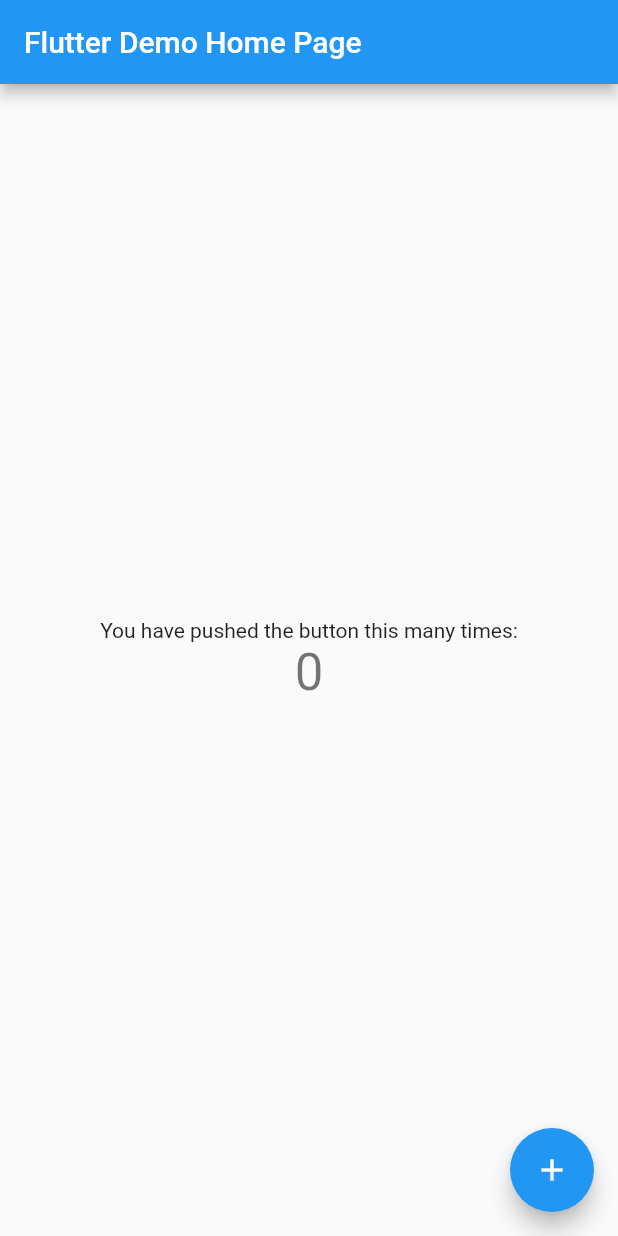
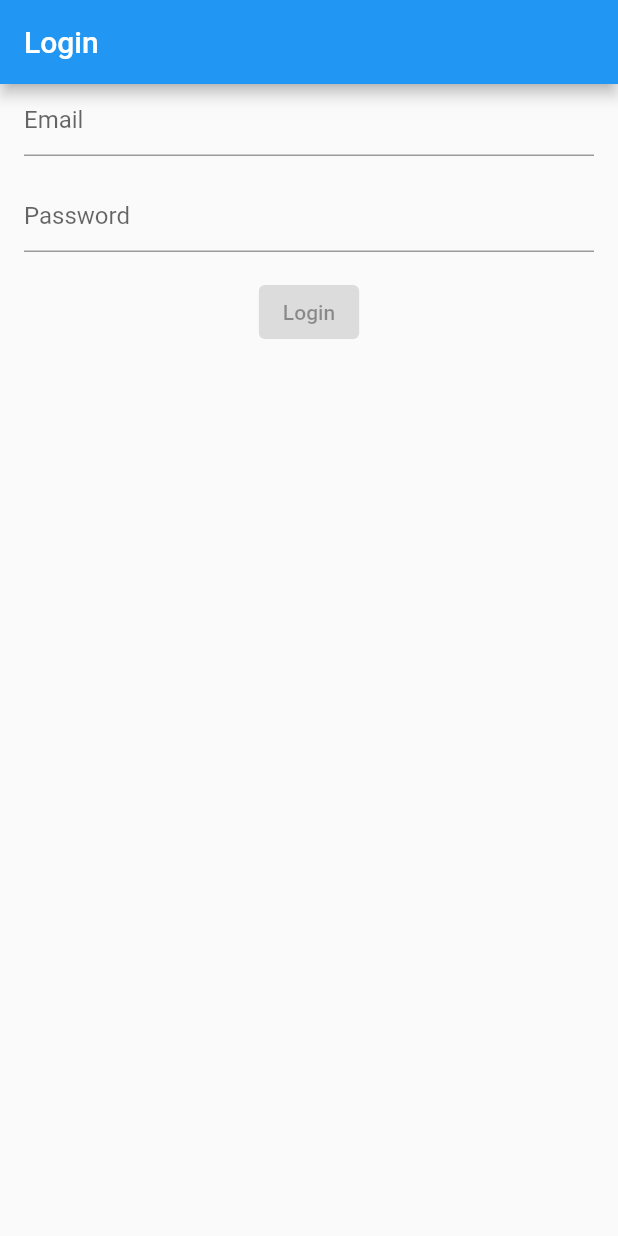
Before and after one commit to alikhaleghi76/country-list, a Flutter app: the screen it shows after launch, on a phone screen of 412 x 824 dp. Run offline on Flutter 3.47's test engine with Material 2 defaults, Android fonts, the phone set to English and light mode, and no system bars; our stand-ins replace equatable, flutter_bloc, get_it.

Commit message:
Implement login screen

```diff
--- /dev/null
+++ b/assets/json/users.json
@@ -0,0 +1 @@
+[{"username":"mina","email":"mina@gmail.com","state":"enable"},{"username":"arash","email":"arash@gmail.com","state":"disable"},{"username":"sara","email":"sara@gmail.com","state":"disable"},{"username":"milad","email":"milad@gmail.com","state":"enable"}]
--- /dev/null
+++ b/lib/core/config/consts.dart
@@ -0,0 +1,3 @@
+class Consts {
+  static const buttonLoadingSize = 20.0;
+}
--- /dev/null
+++ b/lib/core/di/locator.dart
@@ -0,0 +1,13 @@
+import 'package:country_list/feature/login/data/repository/local_repository_impl.dart';
+import 'package:country_list/feature/login/domain/repository/local_repository.dart';
+import 'package:get_it/get_it.dart';
+
+final locator = GetIt.instance;
+
+Future<void> initializeDependencies() async {
+
+  locator.registerSingleton<LocalRepository>(
+    LocalRepositoryImpl(),
+  );
+
+}
--- /dev/null
+++ b/lib/core/router/routes.dart
@@ -0,0 +1,27 @@
+import 'package:country_list/core/di/locator.dart';
+import 'package:country_list/feature/country_list/presentation/screen/country_list_screen.dart';
+import 'package:country_list/feature/login/domain/repository/local_repository.dart';
+import 'package:country_list/feature/login/presentation/cubit/login/login_cubit.dart';
+import 'package:country_list/feature/login/presentation/screen/login/login_screen.dart';
+import 'package:flutter/material.dart';
+import 'package:flutter_bloc/flutter_bloc.dart';
+
+class Routes{
+
+  static const login = "/";
+  static const countryList = "/countryList";
+
+  Widget getScreen(String route) {
+    switch (route) {
+      case Routes.login:
+        return BlocProvider(
+            create: (_) => LoginCubit(locator<LocalRepository>()),
+            child: const LoginScreen());
+      case Routes.countryList:
+        return const CountryListScreen();
+      default:
+        return Container();
+    }
+  }
+
+}
--- /dev/null
+++ b/lib/core/util/validators.dart
@@ -0,0 +1,14 @@
+bool isEmailValid(String email) {
+  // Email validation logic goes here
+  String pattern =
+      r"^[a-zA-Z0-9.a-zA-Z0-9.!#$%&'*+-/=?^_`{|}~]+@[a-zA-Z0-9]+\.[a-zA-Z]+"; // Regex pattern for email validation
+  RegExp regex = RegExp(pattern);
+  return regex.hasMatch(email);
+}
+
+bool isPasswordValid(String password) {
+  // Password validation logic goes here
+  return password.length >= 8 &&
+      RegExp(r'(?=.*?[a-z])(?=.*?[A-Z])').hasMatch(password) &&
+      RegExp(r'^[a-zA-Z\d!@#$%^&*_-]+$').hasMatch(password);
+}
--- /dev/null
+++ b/lib/country_app.dart
@@ -0,0 +1,30 @@
+import 'package:country_list/core/router/routes.dart';
+import 'package:flutter/material.dart';
+
+class CountryApp extends StatelessWidget {
+  const CountryApp({super.key});
+
+  @override
+  Widget build(BuildContext context) {
+    return MaterialApp(
+      title: 'Country List',
+      theme: ThemeData(
+        primarySwatch: Colors.blue,
+      ),
+      darkTheme: ThemeData.dark(),
+      themeMode: ThemeMode.system,
+      onGenerateInitialRoutes: (String page) {
+        return [
+          MaterialPageRoute(builder: (_) {
+            return Routes().getScreen(page);
+          })
+        ];
+      },
+      onGenerateRoute: (RouteSettings settings) {
+        return MaterialPageRoute(builder: (_) {
+          return Routes().getScreen(settings.name ?? "/");
+        });
+      },
+    );
+  }
+}
--- /dev/null
+++ b/lib/feature/login/data/repository/local_repository_impl.dart
@@ -0,0 +1,21 @@
+import 'dart:convert';
+
+import 'package:collection/collection.dart';
+import 'package:country_list/feature/login/domain/model/user.dart';
+import 'package:country_list/feature/login/domain/repository/local_repository.dart';
+import 'package:flutter/services.dart';
+
+class LocalRepositoryImpl extends LocalRepository {
+  @override
+  Future<User?> findUserByEmail(String email) async {
+    await Future.delayed(const Duration(seconds: 3), () async {});
+
+    final String usersString = await rootBundle.loadString('assets/json/users.json');
+
+    List<User> users = (jsonDecode(usersString) as List).map((json) => User.fromJson(json)).toList();
+
+    User? user = users.firstWhereOrNull((element) => element.email == email);
+
+    return user;
+  }
+}
--- /dev/null
+++ b/lib/feature/login/domain/model/user.dart
@@ -0,0 +1,24 @@
+class User {
+
+  final String username;
+  final String email;
+  final bool isEnabled;
+
+  User({required this.username, required this.email, required this.isEnabled});
+
+  factory User.fromJson(Map<String, dynamic> json) {
+    return User(
+      username: json['username'],
+      email: json['email'],
+      isEnabled: json['state'] == 'enable',
+    );
+  }
+
+  Map<String, dynamic> toJson() {
+    return {
+      'username': username,
+      'email': email,
+      'state': isEnabled ? 'enable' : 'disable',
+    };
+  }
+}
--- /dev/null
+++ b/lib/feature/login/domain/repository/local_repository.dart
@@ -0,0 +1,7 @@
+import 'package:country_list/feature/login/domain/model/user.dart';
+
+abstract class LocalRepository {
+
+  Future<User?> findUserByEmail(String email);
+
+}
--- /dev/null
+++ b/lib/feature/login/presentation/cubit/login/login_cubit.dart
@@ -0,0 +1,30 @@
+import 'dart:async';
+import 'package:country_list/feature/login/domain/model/user.dart';
+import 'package:country_list/feature/login/domain/repository/local_repository.dart';
+import 'package:equatable/equatable.dart';
+import 'package:flutter/material.dart';
+import 'package:flutter_bloc/flutter_bloc.dart';
+
+part 'login_state.dart';
+
+class LoginCubit extends Cubit<LoginState> {
+  final LocalRepository _localRepository;
+
+  LoginCubit(this._localRepository) : super(const LoginStateInitial());
+
+  loginByEmail({required String email, required String password}) async {
+    emit(const LoginStateLoading());
+    User? user = await _localRepository.findUserByEmail(email);
+
+      if (user == null) {
+        emit(const LoginStateFailure(errorMessage: "User not found"));
+        return;
+      }
+      if (user.isEnabled) {
+        emit(const LoginStateSuccess());
+      } else {
+        emit(const LoginStateFailure(errorMessage: "User is disabled"));
+      }
+  }
+
+}
--- /dev/null
+++ b/lib/feature/login/presentation/cubit/login/login_state.dart
@@ -0,0 +1,36 @@
+part of 'login_cubit.dart';
+
+@immutable
+abstract class LoginState extends Equatable {
+  const LoginState();
+
+  @override
+  List<Object> get props => [];
+}
+
+class LoginStateInitial extends LoginState {
+  const LoginStateInitial();
+}
+
+class LoginStateLoading extends LoginState {
+  const LoginStateLoading();
+}
+
+class LoginStateSuccess extends LoginState {
+  const LoginStateSuccess();
+}
+
+class LoginStateFailure extends LoginState {
+
+  final String errorMessage;
+
+  const LoginStateFailure({required this.errorMessage});
+
+  @override
+  List<Object> get props => [errorMessage];
+
+  @override
+  String toString() {
+    return 'LoginStateFailure{errorMessage: $errorMessage}';
+  }
+}
--- /dev/null
+++ b/lib/feature/login/presentation/screen/login/login_screen.dart
@@ -0,0 +1,124 @@
+import 'package:country_list/core/config/consts.dart';
+import 'package:country_list/core/router/routes.dart';
+import 'package:country_list/core/util/validators.dart';
+import 'package:country_list/feature/login/presentation/cubit/login/login_cubit.dart';
+import 'package:flutter/material.dart';
+import 'package:flutter_bloc/flutter_bloc.dart';
+
+class LoginScreen extends StatefulWidget {
+  const LoginScreen({super.key});
+
+  @override
+  LoginScreenState createState() => LoginScreenState();
+}
+
+class LoginScreenState extends State<LoginScreen> {
+  final _emailController = TextEditingController();
+  final _passwordController = TextEditingController();
+  bool _isSubmitDisabled = true;
+  String _errorMessage = '';
+
+  @override
+  Widget build(BuildContext context) {
+    return BlocConsumer<LoginCubit, LoginState>(listener: (context, state) {
+      if (state is LoginStateSuccess) {
+        Navigator.of(context).pushReplacementNamed(Routes.countryList);
+      }
+      if (state is LoginStateFailure) {
+        _showSnackBar(context, state.errorMessage);
+      }
+    }, builder: (context, state) {
+      return Scaffold(
+        appBar: AppBar(
+          title: const Text("Login"),
+        ),
+        body: Padding(
+          padding: const EdgeInsets.symmetric(horizontal: 16.0),
+          child: SingleChildScrollView(
+            child: Column(
+              children: [
+                TextField(
+                  controller: _emailController,
+                  decoration: const InputDecoration(
+                    hintText: 'Email',
+                  ),
+                  enabled: state is! LoginStateLoading,
+                  onChanged: (_) => _validateForm(),
+                ),
+                const SizedBox(height: 16),
+                TextField(
+                  controller: _passwordController,
+                  obscureText: true,
+                  decoration: const InputDecoration(
+                    hintText: 'Password',
+                  ),
+                  enabled: state is! LoginStateLoading,
+                  onChanged: (_) => _validateForm(),
+                ),
+                const SizedBox(height: 16),
+                ElevatedButton(
+                  onPressed: (_isSubmitDisabled || state is LoginStateLoading)
+                      ? null
+                      : () {
+                          _login(context, _emailController.value.text, _passwordController.value.text);
+                        },
+                  child: state is LoginStateLoading
+                      ? const SizedBox(
+                          width: Consts.buttonLoadingSize,
+                          height: Consts.buttonLoadingSize,
+                          child: CircularProgressIndicator(
+                            strokeWidth: 2,
+                          ))
+                      : const Text('Login'),
+                ),
+                if (_errorMessage.isNotEmpty)
+                  Padding(
+                    padding: const EdgeInsets.symmetric(vertical: 8.0),
+                    child: Text(
+                      _errorMessage,
+                      style: const TextStyle(color: Colors.red),
+                    ),
+                  ),
+              ],
+            ),
+          ),
+        ),
+      );
+    });
+  }
+
+  void _login(BuildContext context, String email, String password) {
+    BlocProvider.of<LoginCubit>(context).loginByEmail(email: email, password: password);
+  }
+
+  void _validateForm() {
+    final email = _emailController.text.trim();
+    final password = _passwordController.text.trim();
+
+    if (isEmailValid(email) && isPasswordValid(password)) {
+      setState(() {
+        _isSubmitDisabled = false;
+        _errorMessage = '';
+      });
+    } else {
+      setState(() {
+        _isSubmitDisabled = true;
+        _errorMessage = 'Invalid email or password';
+      });
+    }
+  }
+
+  @override
+  void dispose() {
+    _emailController.dispose();
+    _passwordController.dispose();
+    super.dispose();
+  }
+
+  void _showSnackBar(BuildContext context, String message) {
+    var snackBar = SnackBar(
+      content: Text(message),
+    );
+    ScaffoldMessenger.of(context).showSnackBar(snackBar);
+  }
+}
--- a/lib/main.dart
+++ b/lib/main.dart
@@ -1,115 +1,10 @@
+import 'package:country_list/country_app.dart';
+import 'package:country_list/core/di/locator.dart';
 import 'package:flutter/material.dart';
 
-void main() {
-  runApp(const MyApp());
+Future<void> main() async {
+
+  await initializeDependencies();
+
+  runApp(const CountryApp());
 }
-
-class MyApp extends StatelessWidget {
-  const MyApp({super.key});
-
-  // This widget is the root of your application.
-  @override
-  Widget build(BuildContext context) {
-    return MaterialApp(
-      title: 'Flutter Demo',
-      theme: ThemeData(
-        // This is the theme of your application.
-        //
-        // Try running your application with "flutter run". You'll see the
-        // application has a blue toolbar. Then, without quitting the app, try
-        // changing the primarySwatch below to Colors.green and then invoke
-        // "hot reload" (press "r" in the console where you ran "flutter run",
-        // or simply save your changes to "hot reload" in a Flutter IDE).
-        // Notice that the counter didn't reset back to zero; the application
-        // is not restarted.
-        primarySwatch: Colors.blue,
-      ),
-      home: const MyHomePage(title: 'Flutter Demo Home Page'),
-    );
-  }
-}
-
-class MyHomePage extends StatefulWidget {
-  const MyHomePage({super.key, required this.title});
-
-  // This widget is the home page of your application. It is stateful, meaning
-  // that it has a State object (defined below) that contains fields that affect
-  // how it looks.
-
-  // This class is the configuration for the state. It holds the values (in this
-  // case the title) provided by the parent (in this case the App widget) and
-  // used by the build method of the State. Fields in a Widget subclass are
-  // always marked "final".
-
-  final String title;
-
-  @override
-  State<MyHomePage> createState() => _MyHomePageState();
-}
-
-class _MyHomePageState extends State<MyHomePage> {
-  int _counter = 0;
-
-  void _incrementCounter() {
-    setState(() {
-      // This call to setState tells the Flutter framework that something has
-      // changed in this State, which causes it to rerun the build method below
-      // so that the display can reflect the updated values. If we changed
-      // _counter without calling setState(), then the build method would not be
-      // called again, and so nothing would appear to happen.
-      _counter++;
-    });
-  }
-
-  @override
-  Widget build(BuildContext context) {
-    // This method is rerun every time setState is called, for instance as done
-    // by the _incrementCounter method above.
-    //
-    // The Flutter framework has been optimized to make rerunning build methods
-    // fast, so that you can just rebuild anything that needs updating rather
-    // than having to individually change instances of widgets.
-    return Scaffold(
-      appBar: AppBar(
-        // Here we take the value from the MyHomePage object that was created by
-        // the App.build method, and use it to set our appbar title.
-        title: Text(widget.title),
-      ),
-      body: Center(
-        // Center is a layout widget. It takes a single child and positions it
-        // in the middle of the parent.
-        child: Column(
-          // Column is also a layout widget. It takes a list of children and
-          // arranges them vertically. By default, it sizes itself to fit its
-          // children horizontally, and tries to be as tall as its parent.
-          //
-          // Invoke "debug painting" (press "p" in the console, choose the
-          // "Toggle Debug Paint" action from the Flutter Inspector in Android
-          // Studio, or the "Toggle Debug Paint" command in Visual Studio Code)
-          // to see the wireframe for each widget.
-          //
-          // Column has various properties to control how it sizes itself and
-          // how it positions its children. Here we use mainAxisAlignment to
-          // center the children vertically; the main axis here is the vertical
-          // axis because Columns are vertical (the cross axis would be
-          // horizontal).
-          mainAxisAlignment: MainAxisAlignment.center,
-          children: <Widget>[
-            const Text(
-              'You have pushed the button this many times:',
-            ),
-            Text(
-              '$_counter',
-              style: Theme.of(context).textTheme.headlineMedium,
-            ),
-          ],
-        ),
-      ),
-      floatingActionButton: FloatingActionButton(
-        onPressed: _incrementCounter,
-        tooltip: 'Increment',
-        child: const Icon(Icons.add),
-      ), // This trailing comma makes auto-formatting nicer for build methods.
-    );
-  }
-}
```
Also changed, not shown: lib/feature/country_list/presentation/screen/country_list_screen.dart (added, +10 -0 lines), pubspec.yaml (+16 -71 lines), pubspec.lock, 3 other files.
